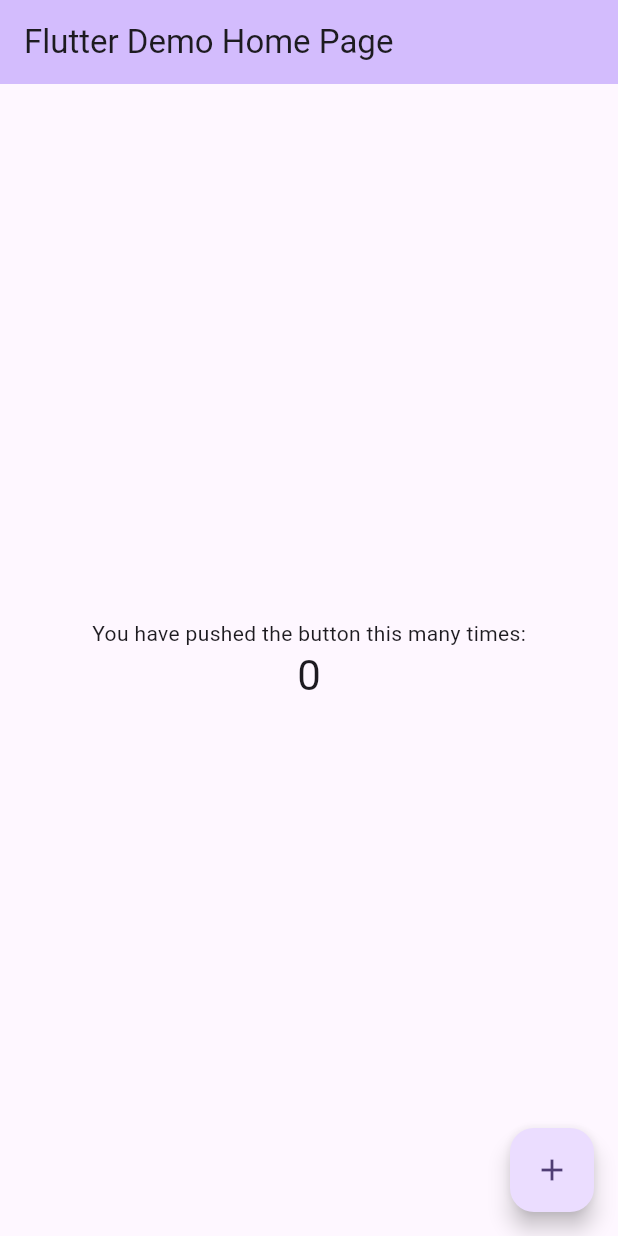
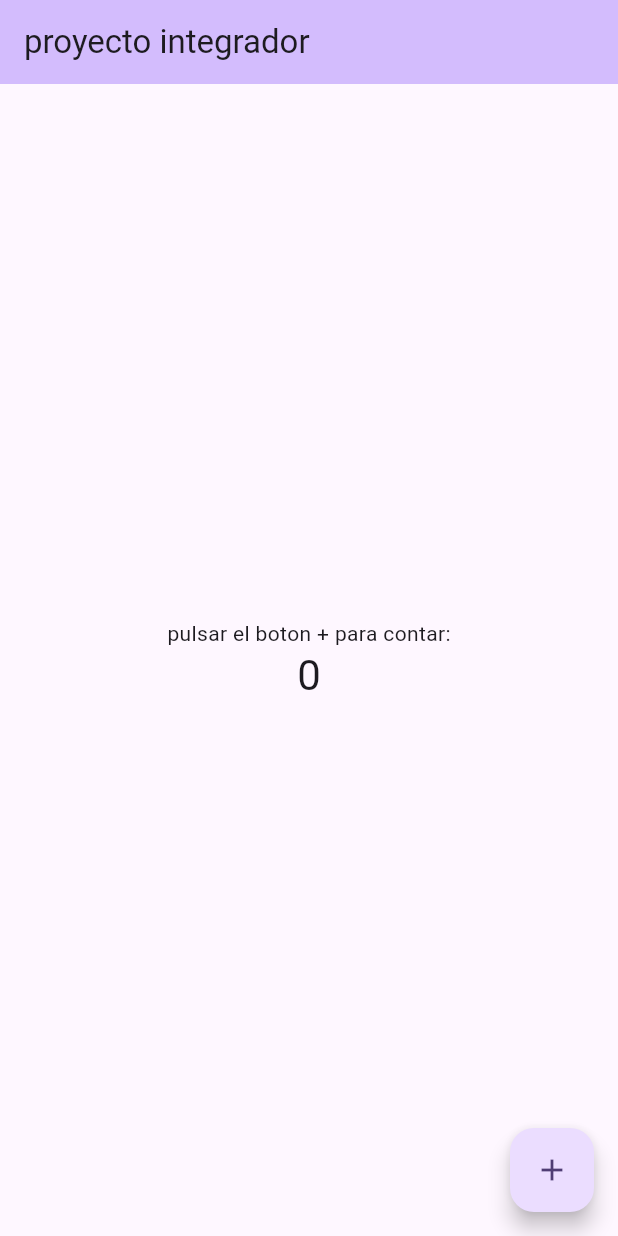
Before and after one commit to donguacha1983/proyecto_integrador1, a Flutter app: the screen it shows after launch, on a phone screen of 412 x 824 dp. Run offline on Flutter 3.47's test engine with Material 3 defaults, Android fonts, the phone set to English and light mode, and no system bars.

Commit message:
Update main.dart

```diff
--- a/lib/main.dart
+++ b/lib/main.dart
@@ -30,7 +30,7 @@ class MyApp extends StatelessWidget {
         // tested with just a hot reload.
         colorScheme: .fromSeed(seedColor: Colors.deepPurple),
       ),
-      home: const MyHomePage(title: 'Flutter Demo Home Page'),
+      home: const MyHomePage(title: 'proyecto integrador'),
     );
   }
 }
@@ -104,7 +104,7 @@ class _MyHomePageState extends State<MyHomePage> {
           // wireframe for each widget.
           mainAxisAlignment: .center,
           children: [
-            const Text('You have pushed the button this many times:'),
+            const Text('pulsar el boton + para contar:'),
             Text(
               '$_counter',
               style: Theme.of(context).textTheme.headlineMedium,
```
